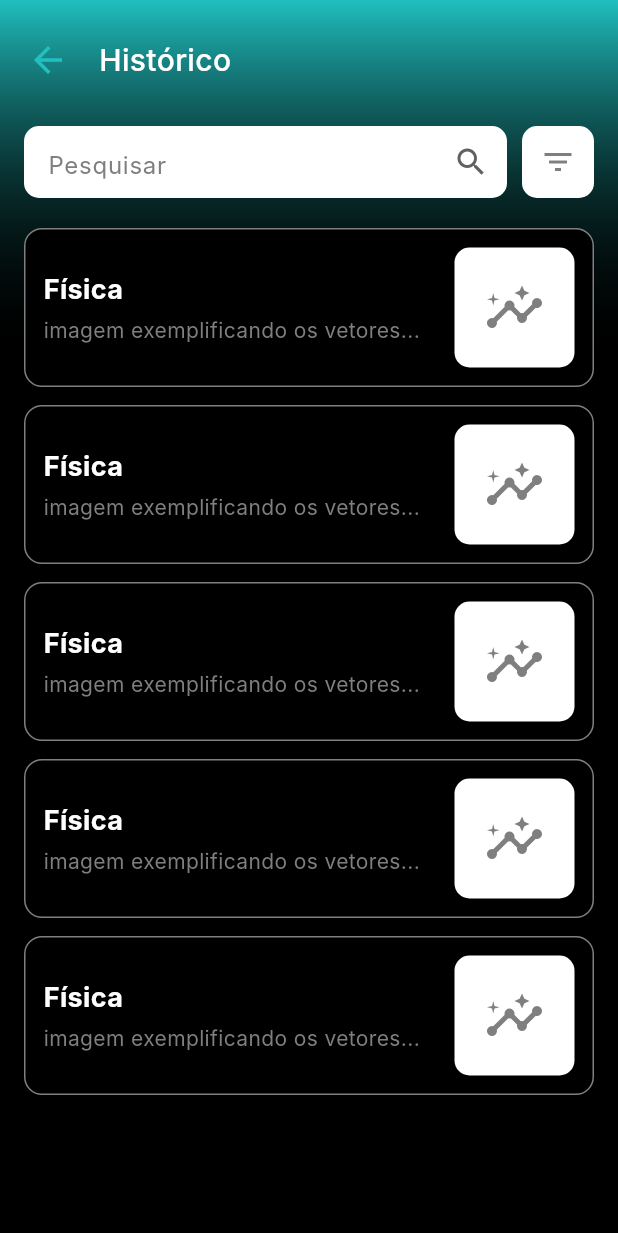
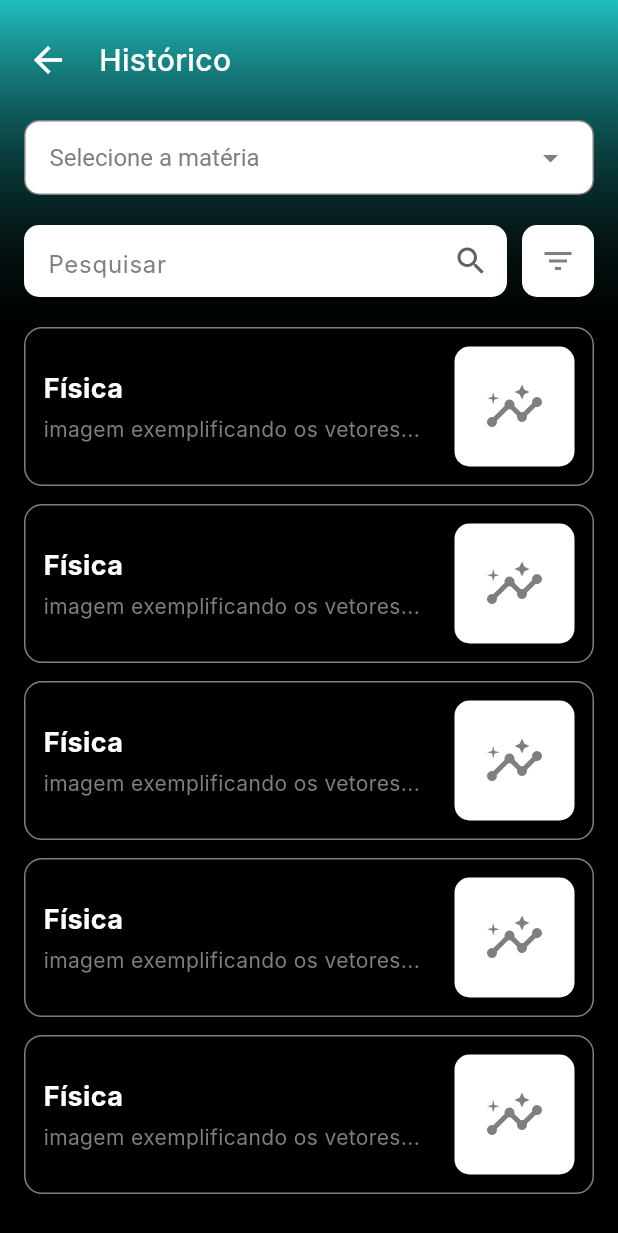
Before and after one commit to tokujiTO/PII4S_images_generator, a Flutter app: the HistoryPage screen opened by its route, on a phone screen of 412 x 824 dp. Shown: the top 1233 px of the screen. Run offline on Flutter 3.47's test engine with Material 3 defaults, Android fonts, the phone set to English and light mode, and no system bars; our stand-ins replace device_preview, flutter_screenutil; Roboto replaces fonts that are missing (Inter).

```diff
--- a/lib/app/pages/history_page_view.dart
+++ b/lib/app/pages/history_page_view.dart
@@ -9,7 +9,16 @@ class HistoryPage extends StatefulWidget {
 }
 
 class _HistoryPageState extends State<HistoryPage> {
-  // --- Widgets da Página ---
+  String? _selectedSubject; // Estado para a matéria selecionada no filtro
+  final List<String> _subjects = [
+    'Português',
+    'História',
+    'Física',
+    'Matemática',
+    'Química',
+    'Biologia',
+  ];
+
 
   // Constrói o AppBar customizado (Seta + Título)
   Widget _buildAppBar(BuildContext context) {
@@ -21,7 +30,7 @@ class _HistoryPageState extends State<HistoryPage> {
           IconButton(
             icon: const Icon(
               Icons.arrow_back,
-              color: AppColors.blue, // Cor ciano da seta
+              color: AppColors.white, // Alterado para branco para combinar com o brilho
               size: 28,
             ),
             onPressed: () {
@@ -45,7 +54,47 @@ class _HistoryPageState extends State<HistoryPage> {
     );
   }
 
-  // Constrói a barra de pesquisa e o botão de filtro
+  // Constrói o filtro de matéria (Dropdown)
+  Widget _buildSubjectFilter() {
+    return Padding(
+      padding: const EdgeInsets.symmetric(horizontal: 16.0, vertical: 8.0),
+      child: Container(
+        padding: const EdgeInsets.symmetric(horizontal: 16.0),
+        decoration: BoxDecoration(
+          color: AppColors.white, // Fundo branco
+          borderRadius: BorderRadius.circular(10.0),
+          border: Border.all(color: AppColors.gray, width: 1), // Borda cinza
+        ),
+        child: DropdownButtonHideUnderline(
+          child: DropdownButton<String>(
+            isExpanded: true,
+            value: _selectedSubject,
+            hint: Text(
+              'Selecione a matéria',
+              style: TextStyle(color: AppColors.gray, fontSize: 16),
+            ),
+            icon: const Icon(Icons.arrow_drop_down, color: AppColors.gray), // Ícone de seta
+            style: const TextStyle(color: AppColors.background, fontSize: 16), // Texto selecionado
+            onChanged: (String? newValue) {
+              setState(() {
+                _selectedSubject = newValue;
+                // Adicione sua lógica para filtrar a lista aqui
+                print('Matéria selecionada: $_selectedSubject');
+              });
+            },
+            items: _subjects.map<DropdownMenuItem<String>>((String value) {
+              return DropdownMenuItem<String>(
+                value: value,
+                child: Text(value),
+              );
+            }).toList(),
+          ),
+        ),
+      ),
+    );
+  }
+
+  // Constrói a barra de pesquisa e o botão de filtro (mantido, se for para outro filtro)
   Widget _buildSearchBar() {
     return Padding(
       padding: const EdgeInsets.symmetric(horizontal: 16.0, vertical: 12.0),
@@ -84,7 +133,7 @@ class _HistoryPageState extends State<HistoryPage> {
             ),
           ),
           const SizedBox(width: 10),
-          // Botão de Filtro
+          // Botão de Filtro (para outros filtros, se houver)
           Container(
             height: 48,
             width: 48,
@@ -217,6 +266,7 @@ class _HistoryPageState extends State<HistoryPage> {
             child: Column(
               children: [
                 _buildAppBar(context),
+                _buildSubjectFilter(), // <-- NOVO: O filtro de matéria aqui
                 _buildSearchBar(),
                 Expanded(
                   child: _buildHistoryList(),
--- a/lib/app/pages/signin_page.dart
+++ b/lib/app/pages/signin_page.dart
@@ -31,7 +31,7 @@ class _SignInPageState extends State<SignInPage> {
       body: Container(
         decoration: BoxDecoration(
           gradient: LinearGradient(
-            colors: [AppColors.gray, AppColors.background],
+            colors: [AppColors.white, AppColors.background],
             begin: Alignment.topCenter,
             end: Alignment.bottomCenter,
           ),
```
Also changed, not shown: lib/app/pages/init_page_view.dart (+14 -5 lines).
